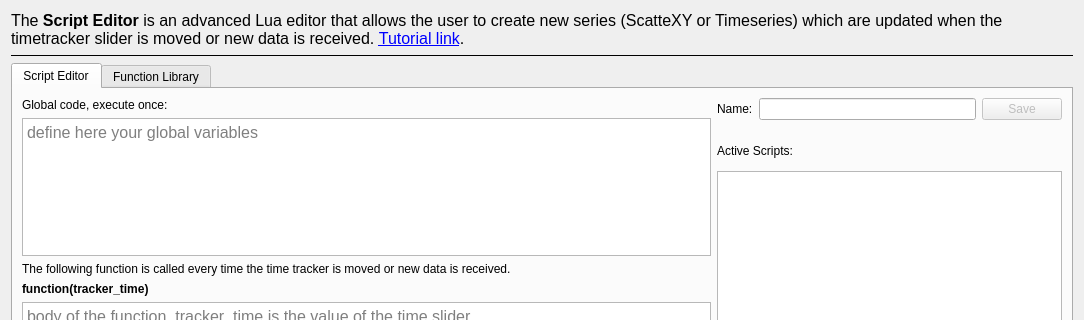
Above: plotjuggler_plugins/ToolboxLuaEditor/lua_editor.ui from facontidavide/plotjuggler-release before the change; both pictures show x 0 to 1084 and y 0 to 320 of the 1084 by 627 pixel window. Below: the same form after it.
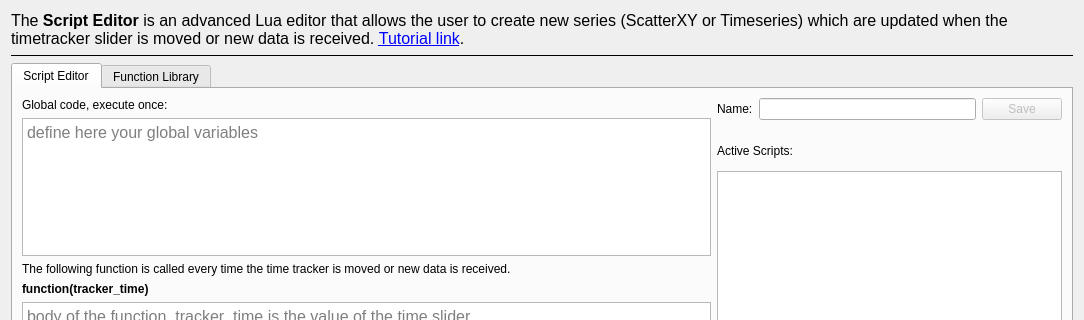
That is the form after the change. Custom widgets are drawn as their Qt base class.

The edit to the form file:
```diff
--- a/plotjuggler_plugins/ToolboxLuaEditor/lua_editor.ui
+++ b/plotjuggler_plugins/ToolboxLuaEditor/lua_editor.ui
@@ -22,7 +22,7 @@
       </font>
      </property>
      <property name="text">
-      <string>&lt;html&gt;&lt;head/&gt;&lt;body&gt;&lt;p&gt;The &lt;span style=&quot; font-weight:600;&quot;&gt;Script Editor &lt;/span&gt;is an advanced Lua editor that allows the user to create new series (ScatteXY or Timeseries) which are updated when the timetracker slider is moved or new data is received. &lt;a href=&quot;https://slides.com/davidefaconti/plotjuggler-reactive-scripts/fullscreen&quot;&gt;&lt;span style=&quot; text-decoration: underline; color:#0000ff;&quot;&gt;Tutorial link&lt;/span&gt;&lt;/a&gt;.&lt;/p&gt;&lt;/body&gt;&lt;/html&gt;</string>
+      <string>&lt;html&gt;&lt;head/&gt;&lt;body&gt;&lt;p&gt;The &lt;span style=&quot; font-weight:600;&quot;&gt;Script Editor &lt;/span&gt;is an advanced Lua editor that allows the user to create new series (ScatterXY or Timeseries) which are updated when the timetracker slider is moved or new data is received. &lt;a href=&quot;https://slides.com/davidefaconti/plotjuggler-reactive-scripts/fullscreen&quot;&gt;&lt;span style=&quot; text-decoration: underline; color:#0000ff;&quot;&gt;Tutorial link&lt;/span&gt;&lt;/a&gt;.&lt;/p&gt;&lt;/body&gt;&lt;/html&gt;</string>
      </property>
      <property name="wordWrap">
       <bool>true</bool>
```
